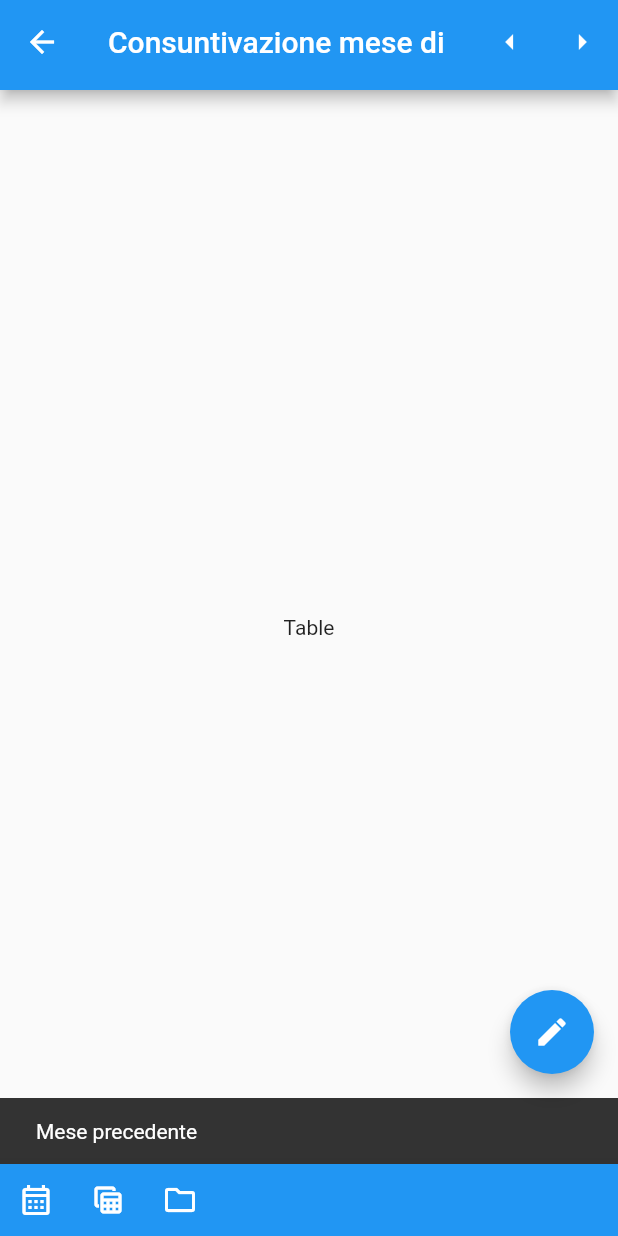
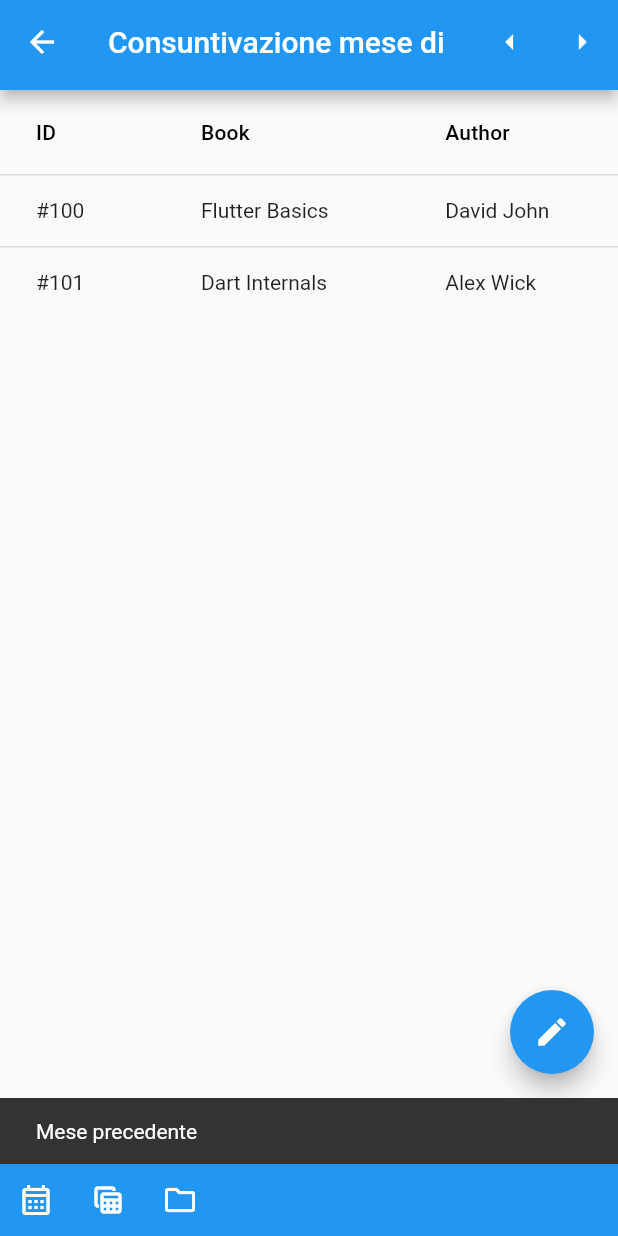
Before and after one commit to antonio-fasolato/ax023, a Flutter app: the screen it shows after launch, after a tap on the "arrow left" icon, after a tap on the "table view" icon, on a phone screen of 412 x 824 dp. Run offline on Flutter 3.47's test engine with Material 2 defaults, Android fonts, the phone set to English and light mode, and no system bars; our stand-ins replace table_calendar.

Commit message:
Mock Datatable

```diff
--- a/lib/scenes/table_scene.dart
+++ b/lib/scenes/table_scene.dart
@@ -7,14 +7,42 @@ class TableScene extends StatelessWidget {
 
   final String title;
 
+  List<DataColumn> _createColumns() {
+    return [
+      DataColumn(label: Text('ID')),
+      DataColumn(label: Text('Book')),
+      DataColumn(label: Text('Author'))
+    ];
+  }
+
+  List<DataRow> _createRows() {
+    return [
+      DataRow(cells: [
+        DataCell(Text('#100')),
+        DataCell(Text('Flutter Basics')),
+        DataCell(Text('David John'))
+      ]),
+      DataRow(cells: [
+        DataCell(Text('#101')),
+        DataCell(Text('Dart Internals')),
+        DataCell(Text('Alex Wick'))
+      ])
+    ];
+  }
+
   @override
   Widget build(BuildContext context) {
     return Scaffold(
       appBar: Header(
         title: title,
       ),
-      body: const Center(
-        child: Text("Table"),
+      body: ListView(
+        children: [
+          DataTable(
+            columns: _createColumns(),
+            rows: _createRows(),
+          )
+        ],
       ),
       bottomNavigationBar: BottomNavigation(
         title: title,
```
